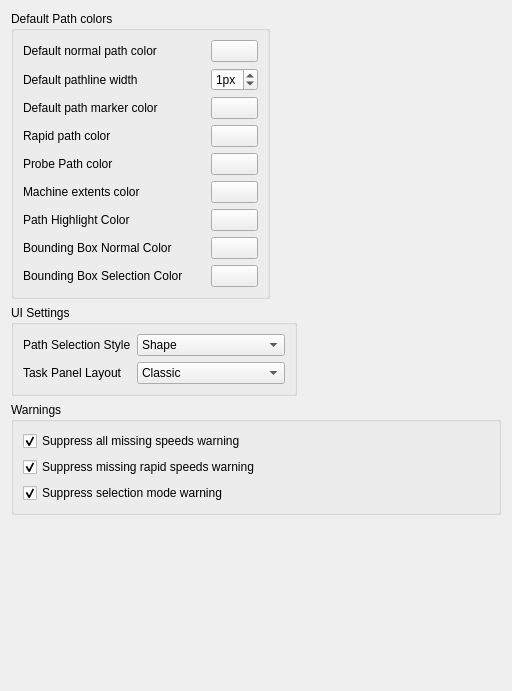
Before: the Qt Designer form src/Mod/Path/Gui/DlgSettingsPathColor.ui in southseact-3d/fcd, drawn with Qt 5.
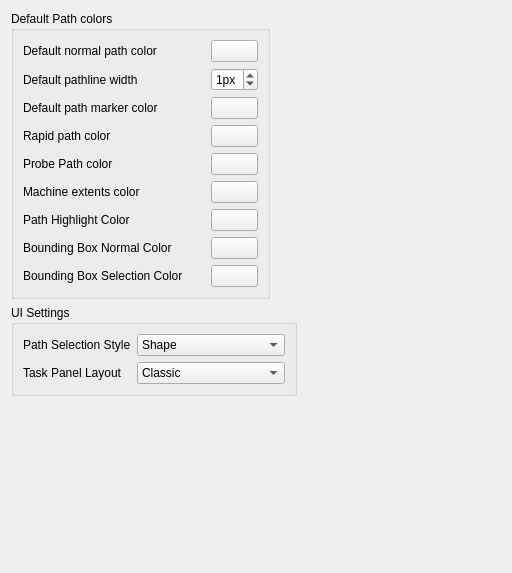
After: the same form once the commit is applied. Custom widgets are drawn as their Qt base class.

Commit message: Added 'Advanced' preferences page, moved warning suppression there and experimental feature support.

Patch:
```diff
--- a/src/Mod/Path/Gui/DlgSettingsPathColor.ui
+++ b/src/Mod/Path/Gui/DlgSettingsPathColor.ui
@@ -7,7 +7,7 @@
     <x>0</x>
     <y>0</y>
     <width>512</width>
-    <height>691</height>
+    <height>573</height>
    </rect>
   </property>
   <property name="windowTitle">
@@ -436,7 +436,7 @@
      </layout>
     </widget>
    </item>
-   <item row="3" column="0" colspan="2">
+   <item row="2" column="0" colspan="2">
     <spacer name="verticalSpacer">
      <property name="orientation">
       <enum>Qt::Vertical</enum>
@@ -449,72 +449,6 @@
      </property>
     </spacer>
    </item>
-   <item row="2" column="0" colspan="2">
-    <widget class="QGroupBox" name="groupBox">
-     <property name="title">
-      <string>Warnings</string>
-     </property>
-     <layout class="QVBoxLayout" name="verticalLayout">
-      <item>
-       <widget class="Gui::PrefCheckBox" name="WarningSuppressAllSpeeds">
-        <property name="toolTip">
-         <string>Suppress all warnings about setting speed rates for accurate cycle time calculation</string>
-        </property>
-        <property name="text">
-         <string>Suppress all missing speeds warning</string>
-        </property>
-        <property name="checked">
-         <bool>true</bool>
-        </property>
-        <property name="prefEntry" stdset="0">
-         <cstring>WarningSuppressAllSpeeds</cstring>
-        </property>
-        <property name="prefPath" stdset="0">
-         <cstring>Mod/Path</cstring>
-        </property>
-       </widget>
-      </item>
-      <item>
-       <widget class="Gui::PrefCheckBox" name="WarningSuppressRapidSpeeds">
-        <property name="toolTip">
-         <string>Suppress warning about setting the rapid speed rates for accurate cycle time calculation. Ignored if all speed warnings are already suppressed.</string>
-        </property>
-        <property name="text">
-         <string>Suppress missing rapid speeds warning</string>
-        </property>
-        <property name="checked">
-         <bool>true</bool>
-        </property>
-        <property name="prefEntry" stdset="0">
-         <cstring>WarningSuppressRapidSpeeds</cstring>
-        </property>
-        <property name="prefPath" stdset="0">
-         <cstring>Mod/Path</cstring>
-        </property>
-       </widget>
-      </item>
-      <item>
-       <widget class="Gui::PrefCheckBox" name="WarningSuppressSelectionMode">
-        <property name="toolTip">
-         <string>Suppress warning whenever a Path selection mode is activated</string>
-        </property>
-        <property name="text">
-         <string>Suppress selection mode warning</string>
-        </property>
-        <property name="checked">
-         <bool>true</bool>
-        </property>
-        <property name="prefEntry" stdset="0">
-         <cstring>WarningSuppressSelectionMode</cstring>
-        </property>
-        <property name="prefPath" stdset="0">
-         <cstring>Mod/Path</cstring>
-        </property>
-       </widget>
-      </item>
-     </layout>
-    </widget>
-   </item>
   </layout>
  </widget>
  <customwidgets>
@@ -538,11 +472,6 @@
    <extends>QComboBox</extends>
    <header>Gui/PrefWidgets.h</header>
   </customwidget>
-  <customwidget>
-   <class>Gui::PrefCheckBox</class>
-   <extends>QCheckBox</extends>
-   <header>Gui/PrefWidgets.h</header>
-  </customwidget>
  </customwidgets>
  <tabstops>
   <tabstop>DefaultNormalPathColor</tabstop>
```
The commit also changes 7 other files.
